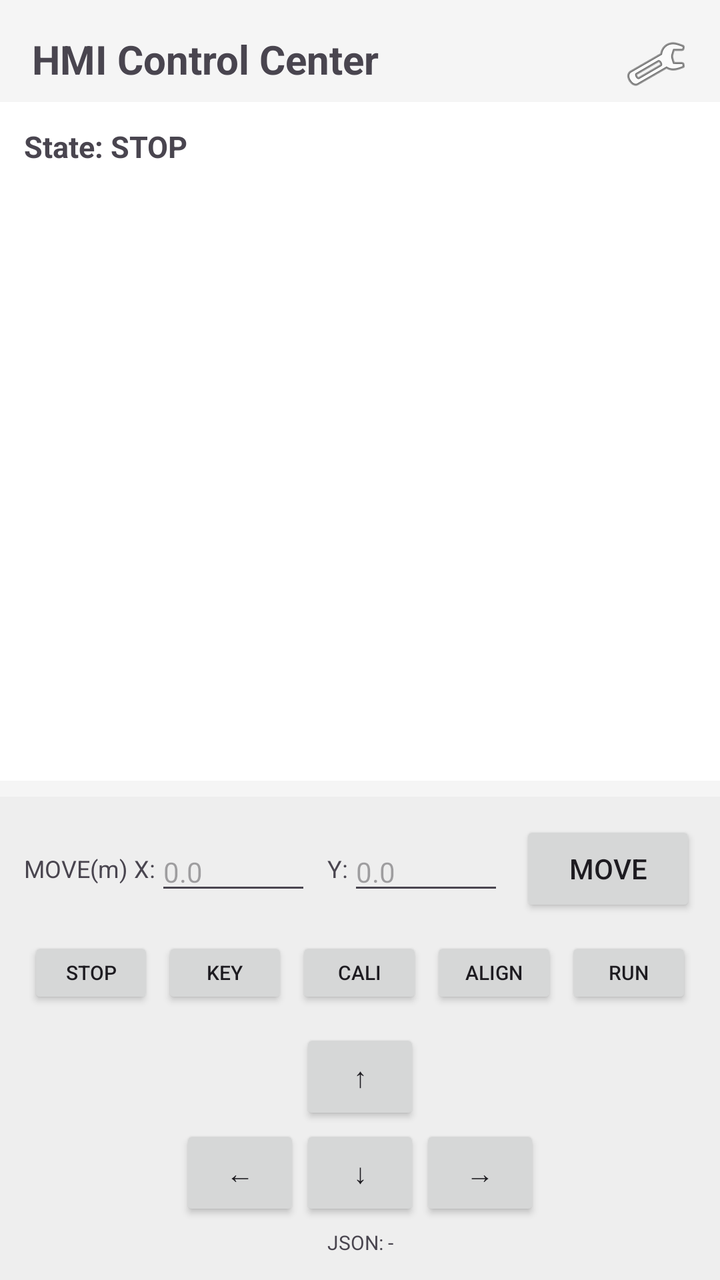
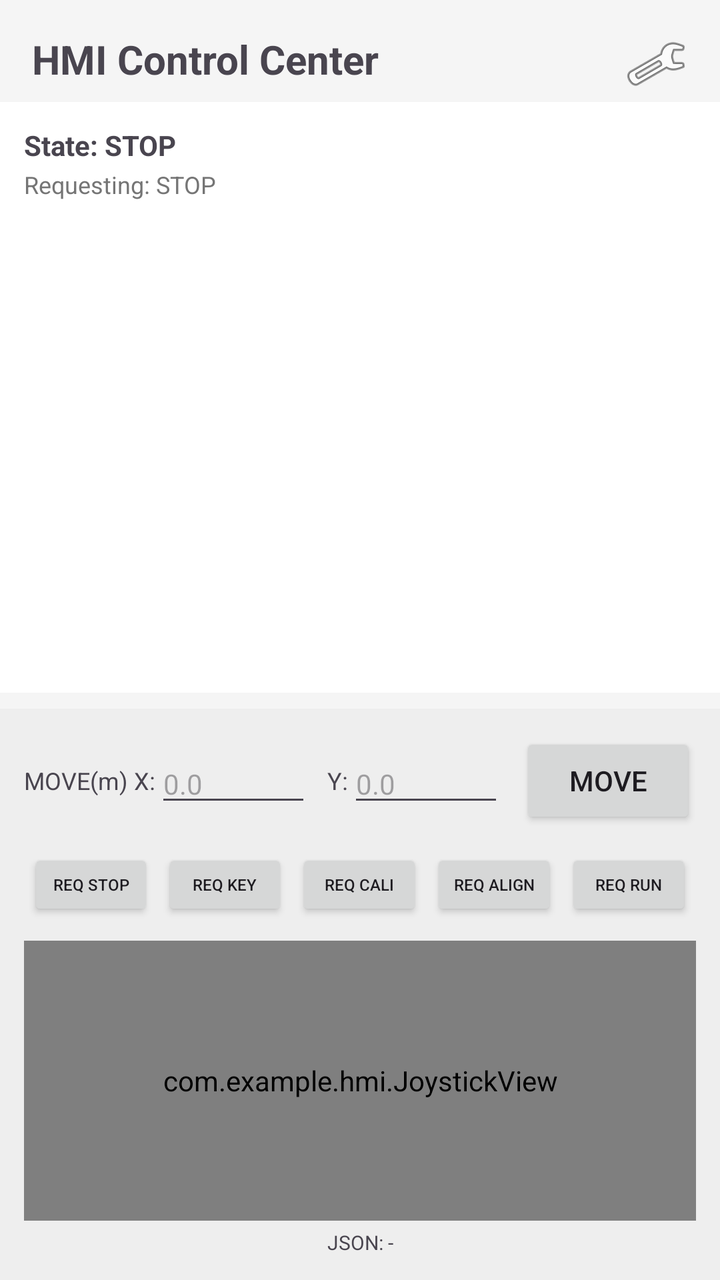

An Android layout rendered at two revisions. The XML below is the earlier revision; the diff shows what the commit changed to produce the second picture.
<!-- AndroidManifest.xml: application theme Theme.HMI -->
<!-- res/layout/fragment_control.xml -->
<?xml version="1.0" encoding="utf-8"?>
<androidx.constraintlayout.widget.ConstraintLayout xmlns:android="http://schemas.android.com/apk/res/android"
    xmlns:app="http://schemas.android.com/apk/res-auto"
    android:layout_width="match_parent"
    android:layout_height="match_parent"
    android:background="#F5F5F5">

    
    <TextView
        android:id="@+id/tvHeader"
        android:layout_width="wrap_content"
        android:layout_height="wrap_content"
        android:text="HMI Control Center"
        android:textSize="20sp"
        android:textStyle="bold"
        android:layout_margin="16dp"
        app:layout_constraintTop_toTopOf="parent"
        app:layout_constraintStart_toStartOf="parent" />

    <ImageButton
        android:id="@+id/btnSettings"
        android:layout_width="48dp"
        android:layout_height="48dp"
        android:src="@android:drawable/ic_menu_manage"
        android:background="?attr/selectableItemBackgroundBorderless"
        android:layout_margin="8dp"
        app:layout_constraintTop_toTopOf="parent"
        app:layout_constraintEnd_toEndOf="parent" />

    
    <LinearLayout
        android:id="@+id/logArea"
        android:layout_width="0dp"
        android:layout_height="0dp"
        android:orientation="vertical"
        android:background="#FFFFFF"
        android:layout_marginTop="8dp"
        android:layout_marginBottom="8dp"
        android:padding="12dp"
        app:layout_constraintTop_toBottomOf="@id/tvHeader"
        app:layout_constraintBottom_toTopOf="@id/bottomControl"
        app:layout_constraintStart_toStartOf="parent"
        app:layout_constraintEnd_toEndOf="parent">

        <TextView
            android:id="@+id/tvCurrentState"
            android:layout_width="match_parent"
            android:layout_height="wrap_content"
            android:text="State: STOP"
            android:textSize="15sp"
            android:textStyle="bold"
            android:paddingBottom="4dp" />

        <ScrollView
            android:id="@+id/scrollLog"
            android:layout_width="match_parent"
            android:layout_height="match_parent">
            <LinearLayout
                android:id="@+id/logContainer"
                android:layout_width="match_parent"
                android:layout_height="wrap_content"
                android:orientation="vertical" />
        </ScrollView>
    </LinearLayout>

    
    <LinearLayout
        android:id="@+id/bottomControl"
        android:layout_width="0dp"
        android:layout_height="wrap_content"
        android:orientation="vertical"
        android:padding="12dp"
        android:background="#EEEEEE"
        app:layout_constraintBottom_toBottomOf="parent"
        app:layout_constraintStart_toStartOf="parent"
        app:layout_constraintEnd_toEndOf="parent">

        
        <LinearLayout
            android:layout_width="match_parent"
            android:layout_height="wrap_content"
            android:orientation="horizontal"
            android:gravity="center_vertical"
            android:paddingBottom="8dp">
            <TextView android:layout_width="wrap_content" android:layout_height="wrap_content" android:text="MOVE(m) X:" android:textSize="12sp" />
            <EditText android:id="@+id/etTargetX" android:layout_width="0dp" android:layout_height="wrap_content" android:layout_weight="1" android:inputType="numberDecimal|numberSigned" android:hint="0.0" android:textSize="14sp" />
            <TextView android:layout_width="wrap_content" android:layout_height="wrap_content" android:text="Y:" android:textSize="12sp" android:layout_marginStart="8dp" />
            <EditText android:id="@+id/etTargetY" android:layout_width="0dp" android:layout_height="wrap_content" android:layout_weight="1" android:inputType="numberDecimal|numberSigned" android:hint="0.0" android:textSize="14sp" />
            <Button android:id="@+id/btnMove" android:layout_width="wrap_content" android:layout_height="wrap_content" android:text="MOVE" android:layout_marginStart="8dp" />
        </LinearLayout>

        
        <LinearLayout
            android:layout_width="match_parent"
            android:layout_height="wrap_content"
            android:orientation="horizontal">
            <Button android:id="@+id/btnStop" android:layout_width="0dp" android:layout_height="36dp" android:layout_weight="1" android:text="STOP" android:textSize="10sp" android:padding="0dp" android:layout_margin="2dp" />
            <Button android:id="@+id/btnKey" android:layout_width="0dp" android:layout_height="36dp" android:layout_weight="1" android:text="KEY" android:textSize="10sp" android:padding="0dp" android:layout_margin="2dp" />
            <Button android:id="@+id/btnCali" android:layout_width="0dp" android:layout_height="36dp" android:layout_weight="1" android:text="CALI" android:textSize="10sp" android:padding="0dp" android:layout_margin="2dp" />
            <Button android:id="@+id/btnAlign" android:layout_width="0dp" android:layout_height="36dp" android:layout_weight="1" android:text="ALIGN" android:textSize="10sp" android:padding="0dp" android:layout_margin="2dp" />
            <Button android:id="@+id/btnRun" android:layout_width="0dp" android:layout_height="36dp" android:layout_weight="1" android:text="RUN" android:textSize="10sp" android:padding="0dp" android:layout_margin="2dp" />
        </LinearLayout>

        
        <GridLayout
            android:layout_width="wrap_content"
            android:layout_height="wrap_content"
            android:layout_gravity="center"
            android:columnCount="3"
            android:rowCount="2"
            android:layout_marginTop="8dp">

            <View android:layout_width="60dp" android:layout_height="0dp" />
            <Button android:id="@+id/btnFront" android:layout_width="60dp" android:layout_height="48dp" android:text="↑" />
            <View android:layout_width="60dp" android:layout_height="0dp" />

            <Button android:id="@+id/btnLeft" android:layout_width="60dp" android:layout_height="48dp" android:text="←" />
            <Button android:id="@+id/btnBack" android:layout_width="60dp" android:layout_height="48dp" android:text="↓" />
            <Button android:id="@+id/btnRight" android:layout_width="60dp" android:layout_height="48dp" android:text="→" />
        </GridLayout>

        <TextView
            android:id="@+id/tvLastJson"
            android:layout_width="match_parent"
            android:layout_height="wrap_content"
            android:text="JSON: -"
            android:textSize="10sp"
            android:gravity="center"
            android:paddingTop="4dp" />

    </LinearLayout>

</androidx.constraintlayout.widget.ConstraintLayout>
<!-- resources referenced by this layout -->
<resources>
  <style name="Theme.HMI" parent="Base.Theme.HMI" />
  <style name="Base.Theme.HMI" parent="Theme.Material3.DayNight.NoActionBar">
          
          
      </style>
</resources>

<!-- the commit's change to res/layout/fragment_control.xml (unified diff, before → after) -->
@@ -47,8 +47,17 @@
             android:layout_width="match_parent"
             android:layout_height="wrap_content"
             android:text="State: STOP"
-            android:textSize="15sp"
+            android:textSize="14sp"
             android:textStyle="bold"
+            android:paddingBottom="2dp" />
+
+        <TextView
+            android:id="@+id/tvRequestedState"
+            android:layout_width="match_parent"
+            android:layout_height="wrap_content"
+            android:text="Requesting: STOP"
+            android:textSize="12sp"
+            android:textColor="#757575"
             android:paddingBottom="4dp" />
 
         <ScrollView
@@ -94,30 +103,19 @@
             android:layout_width="match_parent"
             android:layout_height="wrap_content"
             android:orientation="horizontal">
-            <Button android:id="@+id/btnStop" android:layout_width="0dp" android:layout_height="36dp" android:layout_weight="1" android:text="STOP" android:textSize="10sp" android:padding="0dp" android:layout_margin="2dp" />
-            <Button android:id="@+id/btnKey" android:layout_width="0dp" android:layout_height="36dp" android:layout_weight="1" android:text="KEY" android:textSize="10sp" android:padding="0dp" android:layout_margin="2dp" />
-            <Button android:id="@+id/btnCali" android:layout_width="0dp" android:layout_height="36dp" android:layout_weight="1" android:text="CALI" android:textSize="10sp" android:padding="0dp" android:layout_margin="2dp" />
-            <Button android:id="@+id/btnAlign" android:layout_width="0dp" android:layout_height="36dp" android:layout_weight="1" android:text="ALIGN" android:textSize="10sp" android:padding="0dp" android:layout_margin="2dp" />
-            <Button android:id="@+id/btnRun" android:layout_width="0dp" android:layout_height="36dp" android:layout_weight="1" android:text="RUN" android:textSize="10sp" android:padding="0dp" android:layout_margin="2dp" />
+            <Button android:id="@+id/btnStop" android:layout_width="0dp" android:layout_height="36dp" android:layout_weight="1" android:text="REQ STOP" android:textSize="8sp" android:padding="0dp" android:layout_margin="2dp" />
+            <Button android:id="@+id/btnKey" android:layout_width="0dp" android:layout_height="36dp" android:layout_weight="1" android:text="REQ KEY" android:textSize="8sp" android:padding="0dp" android:layout_margin="2dp" />
+            <Button android:id="@+id/btnCali" android:layout_width="0dp" android:layout_height="36dp" android:layout_weight="1" android:text="REQ CALI" android:textSize="8sp" android:padding="0dp" android:layout_margin="2dp" />
+            <Button android:id="@+id/btnAlign" android:layout_width="0dp" android:layout_height="36dp" android:layout_weight="1" android:text="REQ ALIGN" android:textSize="8sp" android:padding="0dp" android:layout_margin="2dp" />
+            <Button android:id="@+id/btnRun" android:layout_width="0dp" android:layout_height="36dp" android:layout_weight="1" android:text="REQ RUN" android:textSize="8sp" android:padding="0dp" android:layout_margin="2dp" />
         </LinearLayout>
 
         
-        <GridLayout
-            android:layout_width="wrap_content"
-            android:layout_height="wrap_content"
-            android:layout_gravity="center"
-            android:columnCount="3"
-            android:rowCount="2"
-            android:layout_marginTop="8dp">
-
-            <View android:layout_width="60dp" android:layout_height="0dp" />
-            <Button android:id="@+id/btnFront" android:layout_width="60dp" android:layout_height="48dp" android:text="↑" />
-            <View android:layout_width="60dp" android:layout_height="0dp" />
-
-            <Button android:id="@+id/btnLeft" android:layout_width="60dp" android:layout_height="48dp" android:text="←" />
-            <Button android:id="@+id/btnBack" android:layout_width="60dp" android:layout_height="48dp" android:text="↓" />
-            <Button android:id="@+id/btnRight" android:layout_width="60dp" android:layout_height="48dp" android:text="→" />
-        </GridLayout>
+        <com.example.hmi.JoystickView
+            android:id="@+id/joystickView"
+            android:layout_width="match_parent"
+            android:layout_height="140dp"
+            android:layout_marginTop="8dp" />
 
         <TextView
             android:id="@+id/tvLastJson"
